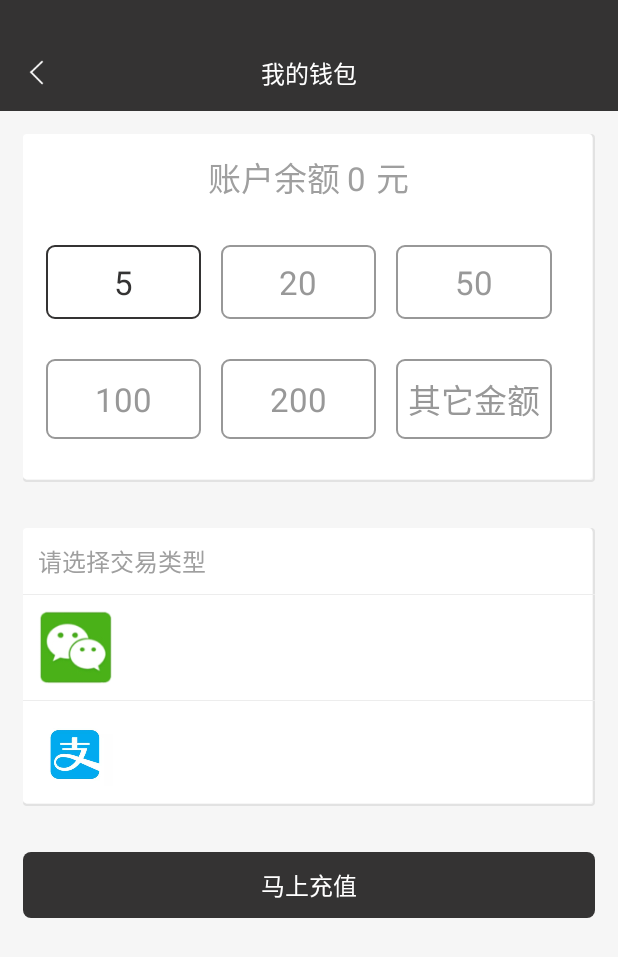
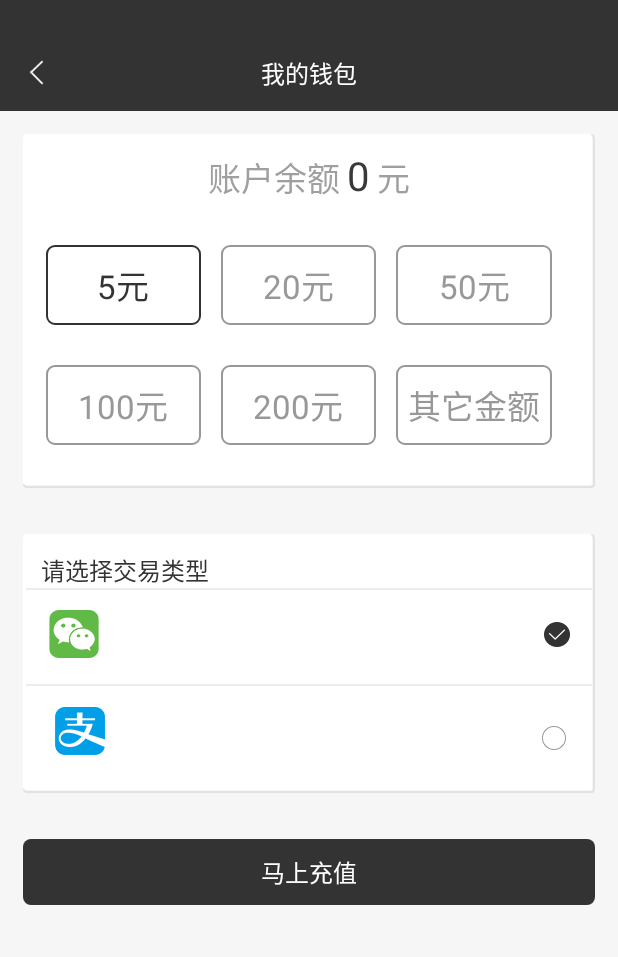
Before and after one commit to gaoleicoding/BiuBike, an Android app: the WalletActivity screen opened directly, with no data from a screen before it, on a phone screen of 412 x 824 dp. Shown: the top 957 px of the screen. Run offline under Robolectric (Android 15) with nearby library versions, the phone set to English and light mode, and no system bars; our stand-ins replace CircleImageView.

Commit message:
完善了我的钱包的UI

```diff
--- a/BiuBike/app/src/main/java/com/biubike/activity/WalletActivity.java
+++ b/BiuBike/app/src/main/java/com/biubike/activity/WalletActivity.java
@@ -4,6 +4,8 @@ import android.os.Bundle;
 import android.support.v7.widget.GridLayoutManager;
 import android.support.v7.widget.RecyclerView;
 import android.view.View;
+import android.widget.ImageView;
+import android.widget.RelativeLayout;
 import android.widget.TextView;
 
 import com.biubike.R;
@@ -16,11 +18,13 @@ import com.biubike.util.Utils;
  * Created by gaolei on 16/12/29.
  */
 
-public class WalletActivity extends BaseActivity implements ChargeAmountAdapter.OnItemClickListener{
+public class WalletActivity extends BaseActivity implements ChargeAmountAdapter.OnItemClickListener, View.OnClickListener {
 
     RecyclerView recyclerview_acount;
     ChargeAmountAdapter adapter;
     TextView ballance;
+    ImageView wechat, alipay;
+    RelativeLayout wechat_layout, alipay_layout;
 
     public void onCreate(Bundle savedInstanceState) {
         super.onCreate(savedInstanceState);
@@ -29,17 +33,38 @@ public class WalletActivity extends BaseActivity implements ChargeAmountAdapter.
 
         recyclerview_acount = (RecyclerView) findViewById(R.id.recyclerview_acount);
         ballance = (TextView) findViewById(R.id.ballance);
-        recyclerview_acount.setLayoutManager(new GridLayoutManager(this,3));
-        adapter=new ChargeAmountAdapter(this);
+        wechat = (ImageView) findViewById(R.id.wechat);
+        alipay = (ImageView) findViewById(R.id.alipay);
+        wechat_layout = (RelativeLayout) findViewById(R.id.wechat_layout);
+        alipay_layout = (RelativeLayout) findViewById(R.id.alipay_layout);
+        wechat_layout.setOnClickListener(this);
+        alipay_layout.setOnClickListener(this);
+
+        recyclerview_acount.setLayoutManager(new GridLayoutManager(this, 3));
+        adapter = new ChargeAmountAdapter(this);
         recyclerview_acount.setAdapter(adapter);
         adapter.setOnClickListener(this);
         recyclerview_acount.addItemDecoration(new ChargeAmountDividerDecoration(10));
-        String acount_ballance=getString(R.string.account_ballance);
-        Utils.setSpannableStr(ballance,acount_ballance,acount_ballance.length()-2,acount_ballance.length()-1,1.2f);
+        String acount_ballance = getString(R.string.account_ballance);
+        Utils.setSpannableStr(ballance, acount_ballance, acount_ballance.length() - 3, acount_ballance.length() - 2, 1.2f);
     }
 
     @Override
     public void onItemClick(View v, int position) {
         adapter.setSelectPosition(position);
     }
+
+    @Override
+    public void onClick(View view) {
+        switch (view.getId()) {
+            case R.id.wechat_layout:
+                wechat.setImageResource(R.mipmap.type_select);
+                alipay.setImageResource(R.mipmap.type_unselect);
+                break;
+            case R.id.alipay_layout:
+                wechat.setImageResource(R.mipmap.type_unselect);
+                alipay.setImageResource(R.mipmap.type_select);
+                break;
+        }
+    }
 }
--- /dev/null
+++ b/BiuBike/app/src/main/res/drawable/type_item_selector.xml
@@ -0,0 +1,16 @@
+<selector
+
+    xmlns:android="http://schemas.android.com/apk/res/android">
+
+    <item android:state_pressed="true">
+        <shape>
+            <solid android:color="@color/color_ededed" />
+        </shape>
+    </item>
+
+    <item>
+        <shape>
+            <solid android:color="@android:color/white" />
+        </shape>
+    </item>
+</selector>
--- a/BiuBike/app/src/main/res/layout/activity_wallet.xml
+++ b/BiuBike/app/src/main/res/layout/activity_wallet.xml
@@ -38,20 +38,21 @@
         </RelativeLayout>
     </LinearLayout>
 
-    <RelativeLayout
+    <LinearLayout
         android:id="@+id/charge_layout"
         android:layout_width="match_parent"
         android:layout_height="wrap_content"
         android:layout_below="@id/title_layout"
         android:layout_margin="15dp"
         android:background="@drawable/code_unlock_bg"
-        android:orientation="vertical">
+        android:orientation="vertical"
+        >
 
         <TextView
             android:id="@+id/ballance"
             android:layout_width="wrap_content"
             android:layout_height="wrap_content"
-            android:layout_centerHorizontal="true"
+            android:layout_gravity="center"
             android:layout_marginTop="10dp"
             android:text="@string/account_ballance"
             android:textColor="@color/color_9f9f9f"
@@ -62,8 +63,9 @@
             android:layout_width="match_parent"
             android:layout_height="wrap_content"
             android:layout_below="@id/ballance"
+            android:fadingEdge="none"
             android:layout_margin="15dp" />
-    </RelativeLayout>
+    </LinearLayout>
 
     <LinearLayout
         android:id="@+id/trancaction_type_layout"
@@ -72,45 +74,69 @@
         android:layout_below="@id/charge_layout"
         android:layout_margin="15dp"
         android:background="@drawable/code_unlock_bg"
+        android:padding="2dp"
         android:orientation="vertical">
 
         <TextView
             android:id="@+id/trancaction_type"
-            android:layout_width="wrap_content"
+            android:layout_width="match_parent"
             android:layout_height="wrap_content"
-            android:layout_centerHorizontal="true"
+            android:layout_marginLeft="10dp"
+            android:layout_marginRight="10dp"
             android:layout_marginTop="10dp"
             android:text="@string/transaction_type"
-            android:layout_margin="10dp"
-            android:textColor="@color/color_9f9f9f"
+            android:textColor="@color/color_343333"
             android:textSize="16sp" />
 
         <View style="@style/transaction_type_divider" />
 
         <RelativeLayout
+            android:id="@+id/wechat_layout"
             android:layout_width="match_parent"
-            android:layout_height="wrap_content">
+            android:layout_height="wrap_content"
+            android:clickable="true"
+            android:background="@drawable/type_item_selector">
 
             <ImageView
-                android:layout_width="50dp"
-                android:layout_height="50dp"
+                android:layout_width="wrap_content"
+                android:layout_height="wrap_content"
                 android:layout_margin="10dp"
-                android:src="@mipmap/weixin" />
+                android:src="@mipmap/wechat" />
 
+            <ImageView
+                android:id="@+id/wechat"
+                android:layout_width="wrap_content"
+                android:layout_height="wrap_content"
+                android:layout_alignParentRight="true"
+                android:layout_centerVertical="true"
+                android:layout_margin="10dp"
+                android:src="@mipmap/type_select" />
 
         </RelativeLayout>
 
         <View style="@style/transaction_type_divider" />
 
         <RelativeLayout
+            android:id="@+id/alipay_layout"
             android:layout_width="match_parent"
-            android:layout_height="wrap_content">
+            android:layout_height="wrap_content"
+            android:clickable="true"
+            android:background="@drawable/type_item_selector">
 
             <ImageView
-                android:layout_width="50dp"
-                android:layout_height="50dp"
+                android:layout_width="wrap_content"
+                android:layout_height="wrap_content"
                 android:layout_margin="10dp"
                 android:src="@mipmap/alipay" />
+
+            <ImageView
+                android:id="@+id/alipay"
+                android:layout_width="wrap_content"
+                android:layout_height="wrap_content"
+                android:layout_alignParentRight="true"
+                android:layout_centerVertical="true"
+                android:layout_margin="10dp"
+                android:src="@mipmap/type_unselect" />
 
         </RelativeLayout>
     </LinearLayout>
--- a/BiuBike/app/src/main/res/layout/content_main.xml
+++ b/BiuBike/app/src/main/res/layout/content_main.xml
@@ -1,5 +1,4 @@
 <?xml version="1.0" encoding="utf-8"?>
-
 
 <RelativeLayout xmlns:android="http://schemas.android.com/apk/res/android"
     android:layout_width="match_parent"
@@ -50,7 +49,6 @@
         android:layout_width="fill_parent"
         android:layout_height="fill_parent"
         android:layout_below="@id/title_layout"
-        android:background="#55000000"
         android:clickable="true"
         android:visibility="gone" />
 
@@ -122,9 +120,7 @@
                     android:id="@+id/bike_price"
                     style="@style/text_style"
                     android:text="1元"
-
                     android:textColor="@color/color_393939" />
-
 
             </LinearLayout>
 
@@ -142,10 +138,7 @@
                     android:id="@+id/bike_distance"
                     style="@style/text_style"
                     android:textColor="@color/color_393939" />
-
-
             </LinearLayout>
-
 
         </LinearLayout>
 
@@ -203,7 +196,7 @@
             <TextView
                 android:id="@+id/cancel_book"
                 android:layout_width="0dp"
-                android:layout_height="wrap_content"
+                android:layout_height="40dp"
                 android:layout_marginBottom="8dp"
                 android:layout_marginLeft="15dp"
                 android:layout_marginRight="15dp"
@@ -212,14 +205,13 @@
                 android:background="@drawable/book_cancel_selector"
                 android:clickable="true"
                 android:gravity="center"
-                android:padding="10dp"
                 android:text="@string/cancel_book"
                 android:textColor="@color/color_323232"
                 android:textSize="@dimen/text_size" />
 
-            <TextView
+            <LinearLayout
                 android:layout_width="0dp"
-                android:layout_height="wrap_content"
+                android:layout_height="40dp"
                 android:layout_marginBottom="8dp"
                 android:layout_marginLeft="15dp"
                 android:layout_marginRight="15dp"
@@ -228,13 +220,18 @@
                 android:background="@drawable/book_cancel_selector"
                 android:clickable="true"
                 android:gravity="center"
-                android:padding="10dp"
-                android:text="@string/bike_sound"
-                android:textColor="@color/color_323232"
-                android:textSize="@dimen/text_size" />
+                android:orientation="horizontal">
 
+                <TextView
+                    android:layout_width="wrap_content"
+                    android:layout_height="wrap_content"
+                    android:drawableLeft="@mipmap/alarm2"
+                    android:gravity="center"
+                    android:text="@string/bike_sound"
+                    android:textColor="@color/color_323232"
+                    android:textSize="@dimen/text_size" />
+            </LinearLayout>
         </LinearLayout>
-
 
         <TextView
             android:id="@+id/book_bt"
--- a/BiuBike/app/src/main/res/values/arrays.xml
+++ b/BiuBike/app/src/main/res/values/arrays.xml
@@ -2,11 +2,11 @@
 <resources>
 
     <string-array name="amount">
-    　　        <item>5</item>
-    　　        <item>20</item>
-    　　        <item>50</item>
-    　　        <item>100</item>
-    　　        <item>200</item>
+    　　        <item>5元</item>
+    　　        <item>20元</item>
+    　　        <item>50元</item>
+    　　        <item>100元</item>
+    　　        <item>200元</item>
     　　        <item>其它金额</item>
 </string-array>
 </resources>
--- a/BiuBike/app/src/main/res/values/styles.xml
+++ b/BiuBike/app/src/main/res/values/styles.xml
@@ -71,7 +71,7 @@
     </style>
     <style name="transaction_type_divider">
         <item name="android:layout_width">match_parent</item>
-        <item name="android:layout_height">0.5dp</item>
+        <item name="android:layout_height">1dp</item>
         <item name="android:background">@color/color_ededed</item>
     </style>
 
```
Also changed, not shown: BiuBike/app/src/main/res/mipmap-hdpi/alipay.png (added), BiuBike/app/src/main/res/mipmap-hdpi/type_select.png (added), BiuBike/app/src/main/res/mipmap-hdpi/type_unselect.png (added), BiuBike/app/src/main/res/mipmap-hdpi/wechat.png (added), BiuBike/app/src/main/res/mipmap-xhdpi/alipay.jpg (deleted), BiuBike/app/src/main/res/mipmap-xhdpi/weixin.png (deleted).
